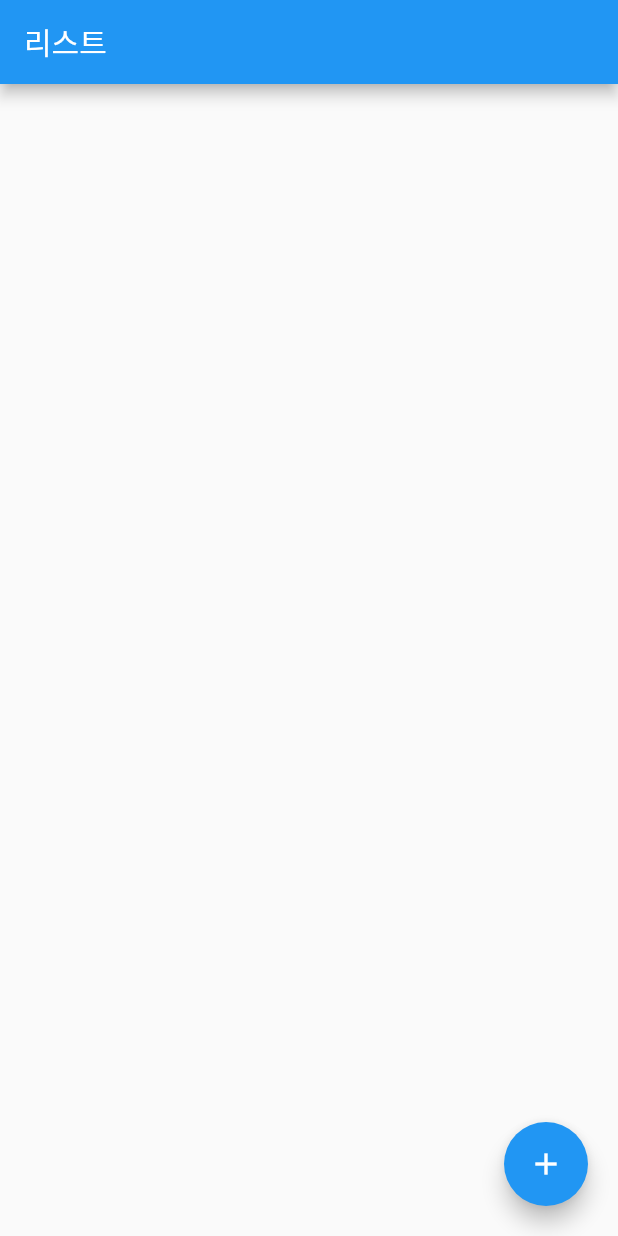
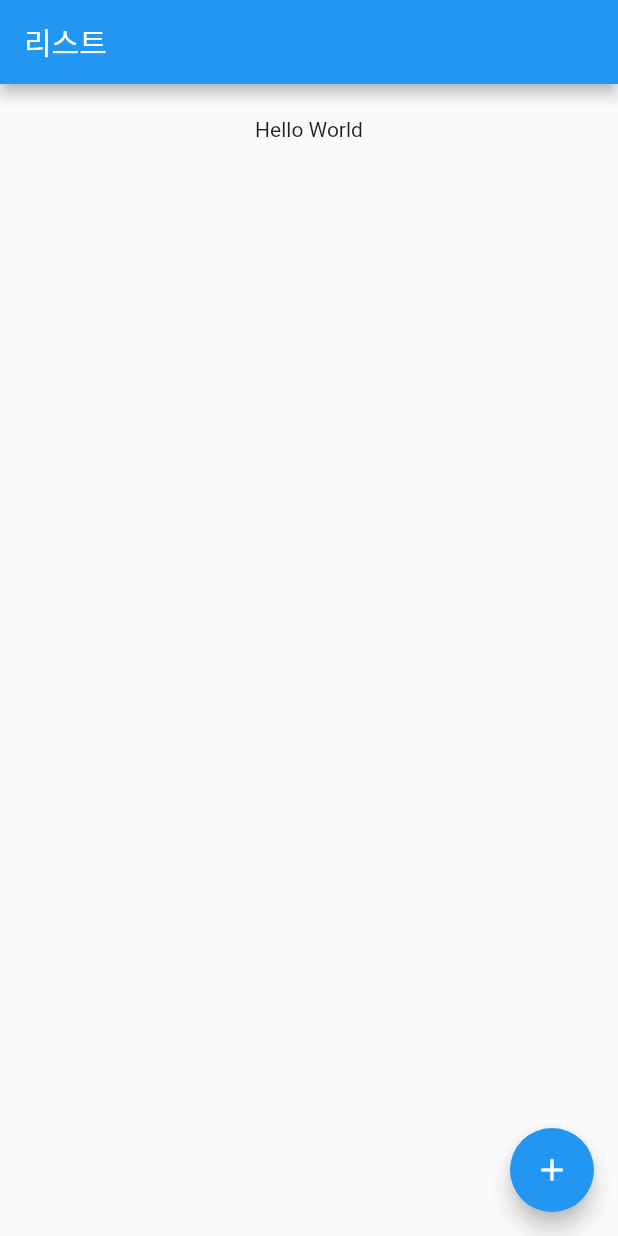
Before and after one commit to jihun-24k/simple_crud_with_flutter, a Flutter app: the screen it shows after launch, on a phone screen of 412 x 824 dp. Run offline on Flutter 3.47's test engine with Material 2 defaults, Android fonts, the phone set to English and light mode, and no system bars.

Commit message:
리스트 create 부문 완료

```diff
--- a/lib/page_main.dart
+++ b/lib/page_main.dart
@@ -20,27 +20,21 @@ class MainPageState extends State<MainPage>{
   Widget build(BuildContext context){
     return Scaffold(
       appBar: AppBar(title: Text('리스트')),
-      body: Container(
-        padding: EdgeInsets.fromLTRB(20,20,20,20),
-        child: Column(
-          children: <Widget>[
-            // Coulmn 안에는 Expanded로 리스트를 추가
-            Expanded(
-              child: ListView(
-
-              ),
-            ),
-            Row(
-              mainAxisAlignment: MainAxisAlignment.end,
-              children: <Widget>[
-                FloatingActionButton(
-                    onPressed: () => {_onAdd()},
-                    child: Icon(Icons.add),
+      body: Consumer<SimpleState>
+              (builder: (context, simpleState ,child) => ListView.builder(
+                padding: EdgeInsets.all(5),
+                itemCount: simpleState.cruds.length,
+                itemBuilder: (BuildContext context, int idx){
+                  return Container(
+                    height: 50,
+                    child: Center(
+                      child: Text(simpleState.cruds[idx].title),
                     ),
-              ],
-            ),
-          ],
-        ),
+                  );
+                })),
+    floatingActionButton: FloatingActionButton(
+      child: Icon(Icons.add),
+      onPressed: () => {_onAdd()},
       ),
     );
   }
--- a/lib/page_state.dart
+++ b/lib/page_state.dart
@@ -1,15 +1,24 @@
+import 'dart:collection';
+
 import 'package:flutter/material.dart';
 
+class CRUD {
+  late String title;
+  late String name;
+
+  CRUD({required this.title, required this.name});
+}
+
 class SimpleState extends ChangeNotifier{
-  late String _title;
-  late String _name;
-  List<SimpleState> items = [];
+  final List<CRUD> _cruds = [CRUD(title: 'Hello World', name: 'jihun')];
 
-  void setPost(String title, String name){
-    _title = title;
-    _name = name;
+  UnmodifiableListView<CRUD> get cruds => UnmodifiableListView(_cruds);
+
+  // 추가 상태
+  void add(CRUD crud){
+    _cruds.add(crud);
+    notifyListeners();
   }
 
-  String get title => _title;
-  String get name => _name;
+
 }
```
Also changed, not shown: lib/page_create.dart (+6 -1 lines).
